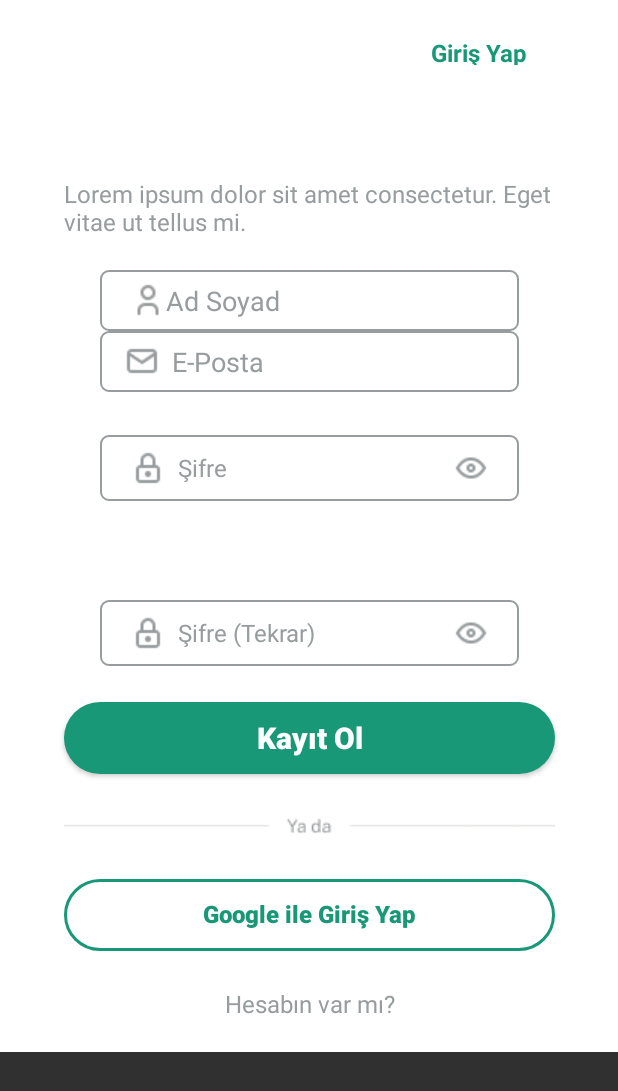
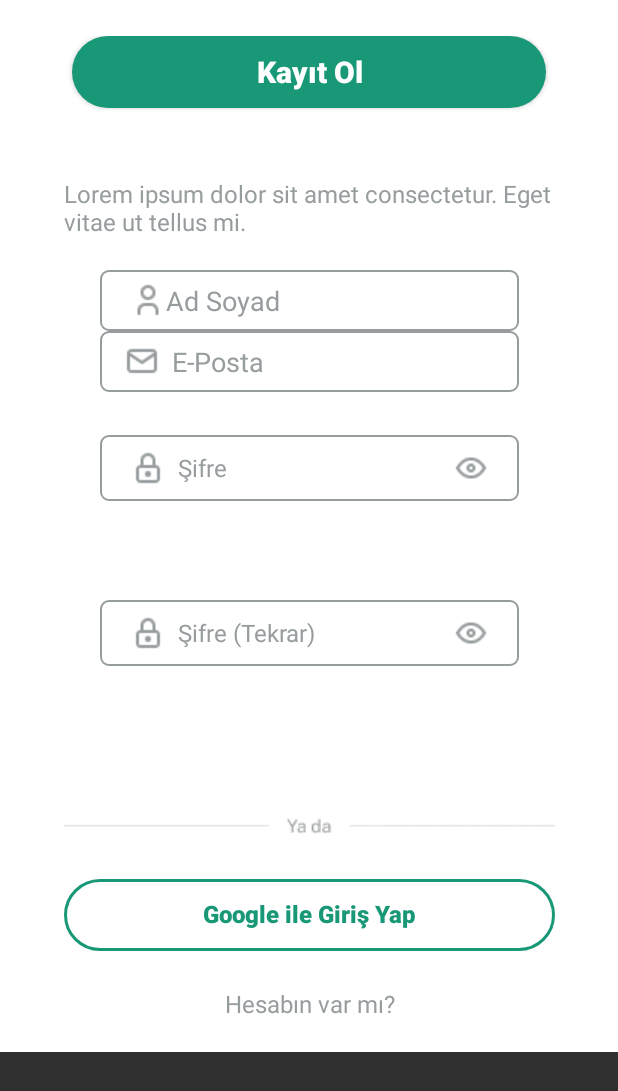
Before and after one commit to elifcr/Sulama_Sistemi, an Android app: the SignInActivity screen opened directly, with no data from a screen before it, on a phone screen of 412 x 824 dp. Shown: the top 1091 px of the screen. Run offline under Robolectric (Android 15) with nearby library versions, the phone set to English and light mode, and no system bars; our stand-ins replace Firebase (no records; nobody signed in at launch, a user with empty details on screens opened directly).

Commit message:
Hata Düzeltmeleri

```diff
--- a/app/src/main/res/layout/activity_sign_in.xml
+++ b/app/src/main/res/layout/activity_sign_in.xml
@@ -155,11 +155,9 @@
 
     <Button
         android:id="@+id/buttonKayitOl"
-        android:layout_width="327dp"
-        android:layout_height="48dp"
-        android:layout_marginStart="24dp"
-        android:layout_marginTop="444dp"
-        android:layout_marginEnd="24dp"
+        android:layout_width="match_parent"
+        android:layout_height="wrap_content"
+        android:layout_marginHorizontal="24dp"
         android:background="@drawable/buttonarkaplan"
         android:fontFamily="sans-serif-medium"
         android:text="@string/kay_t_ol"
@@ -172,7 +170,8 @@
         android:onClick="kayitol"
         app:layout_constraintEnd_toEndOf="parent"
         app:layout_constraintStart_toStartOf="parent"
-        app:layout_constraintTop_toTopOf="parent" />
+        app:layout_constraintTop_toTopOf="parent"
+        app:layout_constraintTop_toBottomOf="@id/kayitsifretekrar"/>
 
 
     <ImageView
```
